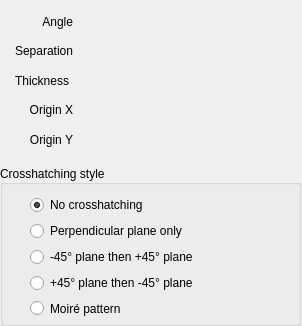
Before: the Qt Designer form krita/plugins/paintops/hatching/wdghatchingoptions.ui in KDE/krita, drawn with Qt 5.
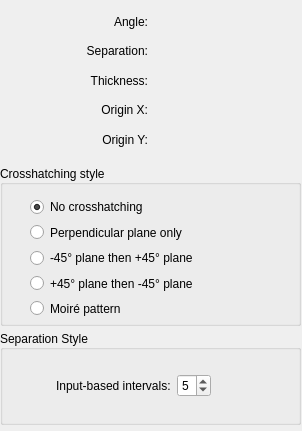
After: the same form once the commit is applied. Custom widgets are drawn as their Qt base class.

Commit message: Removed algorithm selection from GUI. Added ability to control the levels of separation controlled by the pressure curve in the GUI.

Patch:
```diff
--- a/krita/plugins/paintops/hatching/wdghatchingoptions.ui
+++ b/krita/plugins/paintops/hatching/wdghatchingoptions.ui
@@ -7,7 +7,7 @@
     <x>0</x>
     <y>0</y>
     <width>302</width>
-    <height>326</height>
+    <height>431</height>
    </rect>
   </property>
   <property name="sizePolicy">
@@ -19,7 +19,7 @@
   <property name="minimumSize">
    <size>
     <width>302</width>
-    <height>326</height>
+    <height>431</height>
    </size>
   </property>
   <property name="windowTitle">
@@ -34,7 +34,7 @@
      <height>151</height>
     </rect>
    </property>
-   <layout class="QGridLayout" name="gridLayout_3" columnstretch="0,1" columnminimumwidth="0,1">
+   <layout class="QGridLayout" name="gridLayout_3" columnstretch="0,0">
     <property name="leftMargin">
      <number>15</number>
     </property>
@@ -53,7 +53,7 @@
        </sizepolicy>
       </property>
       <property name="text">
-       <string>Angle</string>
+       <string>Angle:</string>
       </property>
       <property name="alignment">
        <set>Qt::AlignRight|Qt::AlignTrailing|Qt::AlignVCenter</set>
@@ -63,29 +63,13 @@
     <item row="1" column="0">
      <widget class="QLabel" name="label_18">
       <property name="sizePolicy">
-       <sizepolicy hsizetype="Maximum" vsizetype="Preferred">
+       <sizepolicy hsizetype="Preferred" vsizetype="Preferred">
         <horstretch>0</horstretch>
         <verstretch>0</verstretch>
        </sizepolicy>
       </property>
       <property name="text">
-       <string>Separation</string>
-      </property>
-      <property name="alignment">
-       <set>Qt::AlignRight|Qt::AlignTrailing|Qt::AlignVCenter</set>
-      </property>
-     </widget>
-    </item>
-    <item row="2" column="0">
-     <widget class="QLabel" name="label_20">
-      <property name="sizePolicy">
-       <sizepolicy hsizetype="Maximum" vsizetype="Preferred">
-        <horstretch>0</horstretch>
-        <verstretch>0</verstretch>
-       </sizepolicy>
-      </property>
-      <property name="text">
-       <string>Thickness</string>
+       <string>Separation:</string>
       </property>
       <property name="alignment">
        <set>Qt::AlignRight|Qt::AlignTrailing|Qt::AlignVCenter</set>
@@ -95,7 +79,7 @@
     <item row="3" column="0">
      <widget class="QLabel" name="label_22">
       <property name="text">
-       <string>Origin X</string>
+       <string>Origin X:</string>
       </property>
       <property name="alignment">
        <set>Qt::AlignRight|Qt::AlignTrailing|Qt::AlignVCenter</set>
@@ -105,7 +89,7 @@
     <item row="4" column="0">
      <widget class="QLabel" name="label_24">
       <property name="text">
-       <string>Origin Y</string>
+       <string>Origin Y:</string>
       </property>
       <property name="alignment">
        <set>Qt::AlignRight|Qt::AlignTrailing|Qt::AlignVCenter</set>
@@ -160,6 +144,28 @@
         <verstretch>0</verstretch>
        </sizepolicy>
       </property>
+      <property name="minimumSize">
+       <size>
+        <width>0</width>
+        <height>0</height>
+       </size>
+      </property>
+     </widget>
+    </item>
+    <item row="2" column="0">
+     <widget class="QLabel" name="label_20">
+      <property name="sizePolicy">
+       <sizepolicy hsizetype="Preferred" vsizetype="Preferred">
+        <horstretch>0</horstretch>
+        <verstretch>0</verstretch>
+       </sizepolicy>
+      </property>
+      <property name="text">
+       <string>Thickness:</string>
+      </property>
+      <property name="alignment">
+       <set>Qt::AlignRight|Qt::AlignTrailing|Qt::AlignVCenter</set>
+      </property>
      </widget>
     </item>
    </layout>
@@ -197,13 +203,22 @@
       <x>10</x>
       <y>30</y>
       <width>281</width>
-      <height>123</height>
+      <height>125</height>
      </rect>
     </property>
     <layout class="QVBoxLayout" name="verticalLayout">
      <property name="leftMargin">
       <number>20</number>
      </property>
+     <property name="topMargin">
+      <number>2</number>
+     </property>
+     <property name="rightMargin">
+      <number>5</number>
+     </property>
+     <property name="bottomMargin">
+      <number>2</number>
+     </property>
      <item>
       <widget class="QRadioButton" name="noCrosshatchingRadioButton">
        <property name="text">
@@ -248,6 +263,97 @@
     </layout>
    </widget>
   </widget>
+  <widget class="QGroupBox" name="groupBox_2">
+   <property name="geometry">
+    <rect>
+     <x>0</x>
+     <y>330</y>
+     <width>301</width>
+     <height>95</height>
+    </rect>
+   </property>
+   <property name="minimumSize">
+    <size>
+     <width>301</width>
+     <height>95</height>
+    </size>
+   </property>
+   <property name="title">
+    <string>Separation Style</string>
+   </property>
+   <property name="alignment">
+    <set>Qt::AlignLeading|Qt::AlignLeft|Qt::AlignVCenter</set>
+   </property>
+   <property name="checkable">
+    <bool>false</bool>
+   </property>
+   <property name="checked">
+    <bool>false</bool>
+   </property>
+   <widget class="QWidget" name="gridLayoutWidget">
+    <property name="geometry">
+     <rect>
+      <x>10</x>
+      <y>30</y>
+      <width>281</width>
+      <height>51</height>
+     </rect>
+    </property>
+    <layout class="QGridLayout" name="gridLayout">
+     <property name="leftMargin">
+      <number>46</number>
+     </property>
+     <property name="rightMargin">
+      <number>0</number>
+     </property>
+     <item row="0" column="0">
+      <widget class="QLabel" name="label">
+       <property name="text">
+        <string>Input-based intervals:</string>
+       </property>
+      </widget>
+     </item>
+     <item row="0" column="1">
+      <widget class="QSpinBox" name="separationIntervalSpinBox">
+       <property name="sizePolicy">
+        <sizepolicy hsizetype="Maximum" vsizetype="Fixed">
+         <horstretch>0</horstretch>
+         <verstretch>0</verstretch>
+        </sizepolicy>
+       </property>
+       <property name="accelerated">
+        <bool>false</bool>
+       </property>
+       <property name="keyboardTracking">
+        <bool>false</bool>
+       </property>
+       <property name="minimum">
+        <number>2</number>
+       </property>
+       <property name="maximum">
+        <number>7</number>
+       </property>
+       <property name="value">
+        <number>5</number>
+       </property>
+      </widget>
+     </item>
+     <item row="0" column="2">
+      <spacer name="horizontalSpacer">
+       <property name="orientation">
+        <enum>Qt::Horizontal</enum>
+       </property>
+       <property name="sizeHint" stdset="0">
+        <size>
+         <width>40</width>
+         <height>20</height>
+        </size>
+       </property>
+      </spacer>
+     </item>
+    </layout>
+   </widget>
+  </widget>
  </widget>
  <customwidgets>
   <customwidget>
```
The commit also changes 9 other files.
